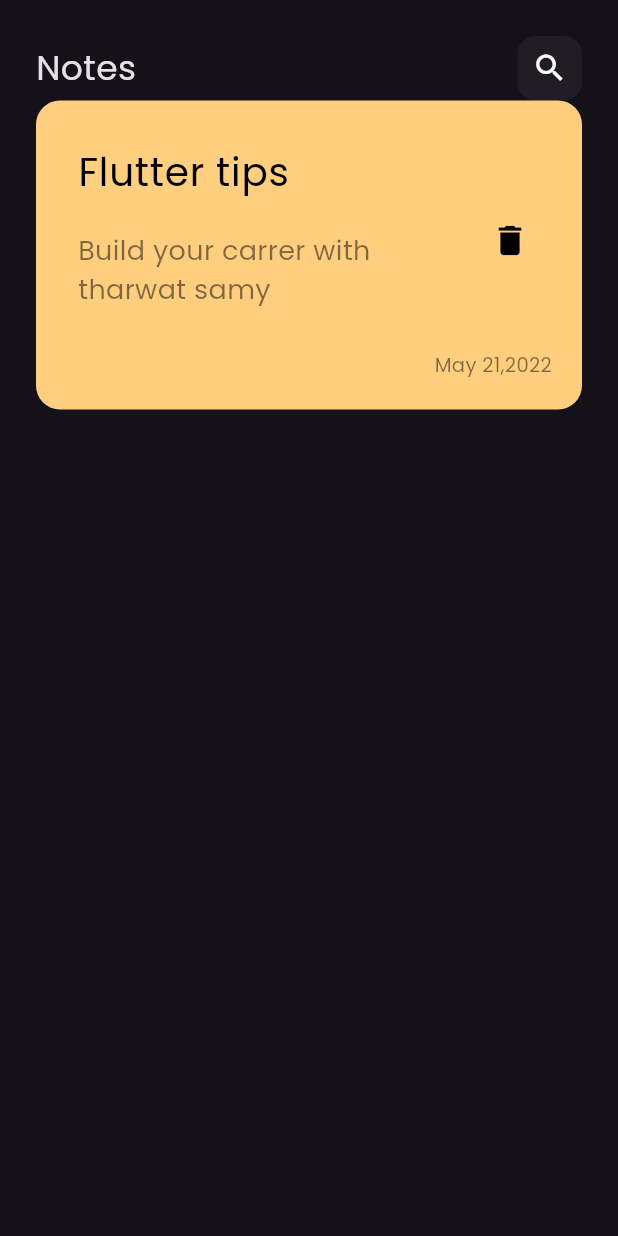
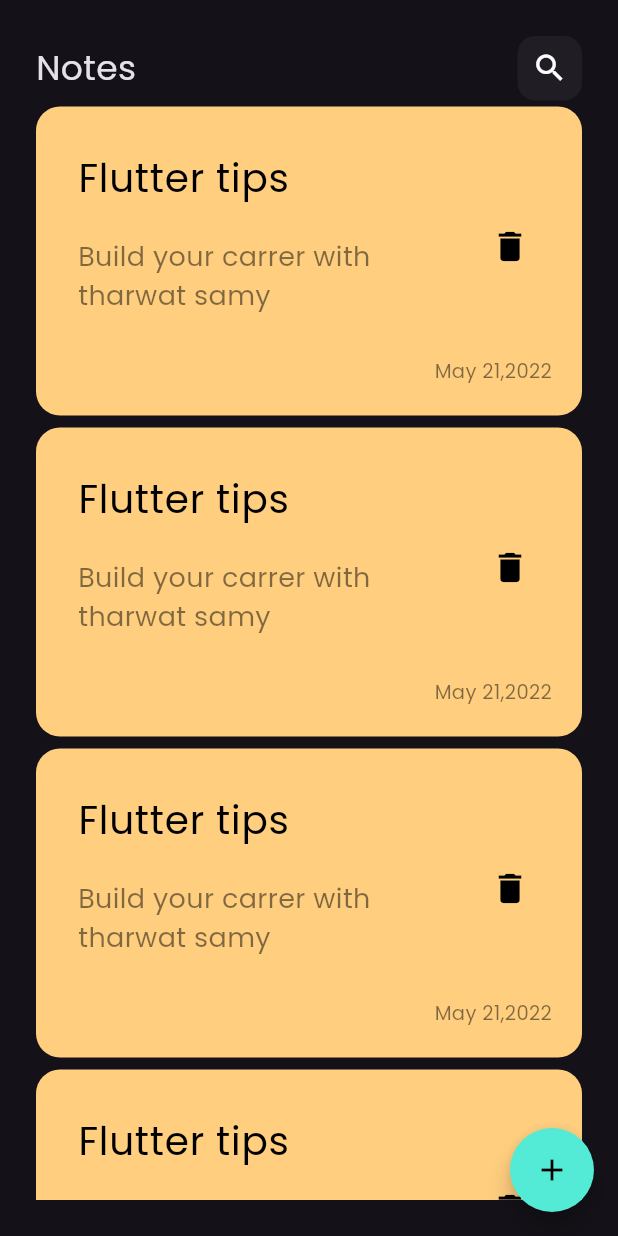
Before and after one commit to HadeerWncc/note_app, a Flutter app: the screen it shows after launch, on a phone screen of 412 x 824 dp. Run offline on Flutter 3.47's test engine with Material 3 defaults, Android fonts, the phone set to English and light mode, and no system bars.

Commit message:
add floation action button

```diff
--- a/lib/views/notes_view.dart
+++ b/lib/views/notes_view.dart
@@ -6,8 +6,17 @@ class NotesView extends StatelessWidget {
 
   @override
   Widget build(BuildContext context) {
-    return const Scaffold(
-      body: NoteViewBody(),
+    return Scaffold(
+      floatingActionButton: FloatingActionButton(
+        onPressed: () {},
+        child: Icon(
+          Icons.add,
+        ),
+        backgroundColor: Color(0xff53ebd5),
+        foregroundColor: Colors.black,
+        shape: RoundedRectangleBorder(borderRadius: BorderRadius.circular(35)),
+      ),
+      body: const NoteViewBody(),
     );
   }
 }
--- /dev/null
+++ b/lib/views/widget/list_of_notes.dart
@@ -0,0 +1,18 @@
+import 'package:flutter/material.dart';
+import 'package:note_app/views/widget/note_item.dart';
+
+class NoteListView extends StatelessWidget {
+  const NoteListView({super.key});
+
+  @override
+  Widget build(BuildContext context) {
+    return ListView.builder(itemBuilder: (context, index) {
+      return Padding(
+        padding: const EdgeInsets.symmetric(
+          vertical: 4,
+        ),
+        child: const NoteItem(),
+      );
+    });
+  }
+}
--- a/lib/views/widget/note_item.dart
+++ b/lib/views/widget/note_item.dart
@@ -1,5 +1,4 @@
 import 'package:flutter/material.dart';
-import 'package:flutter/rendering.dart';
 
 class NoteItem extends StatelessWidget {
   const NoteItem({super.key});
@@ -7,16 +6,16 @@ class NoteItem extends StatelessWidget {
   @override
   Widget build(BuildContext context) {
     return Container(
-      padding: EdgeInsets.only(top: 20, bottom: 20, left: 12),
+      padding: const EdgeInsets.only(top: 20, bottom: 20, left: 12),
       decoration: BoxDecoration(
-        color: Color(0xffffce7f),
+        color: const Color(0xffffce7f),
         borderRadius: BorderRadius.circular(16),
       ),
       child: Column(
         crossAxisAlignment: CrossAxisAlignment.end,
         children: [
           ListTile(
-            title: Text(
+            title: const Text(
               'Flutter tips',
               style: TextStyle(
                 color: Colors.black,
@@ -35,7 +34,7 @@ class NoteItem extends StatelessWidget {
             ),
             trailing: IconButton(
                 onPressed: () {},
-                icon: Icon(
+                icon: const Icon(
                   Icons.delete,
                   color: Colors.black,
                   size: 26,
--- a/lib/views/widget/note_view_body.dart
+++ b/lib/views/widget/note_view_body.dart
@@ -1,5 +1,6 @@
 import 'package:flutter/material.dart';
 import 'package:note_app/views/widget/customer_app_bar.dart';
+import 'package:note_app/views/widget/list_of_notes.dart';
 import 'package:note_app/views/widget/note_item.dart';
 
 class NoteViewBody extends StatelessWidget {
@@ -12,7 +13,9 @@ class NoteViewBody extends StatelessWidget {
       child: const Column(
         children: [
           CustomerAppBar(),
-          NoteItem(),
+          Expanded(
+            child: NoteListView(),
+          ),
         ],
       ),
     );
```
